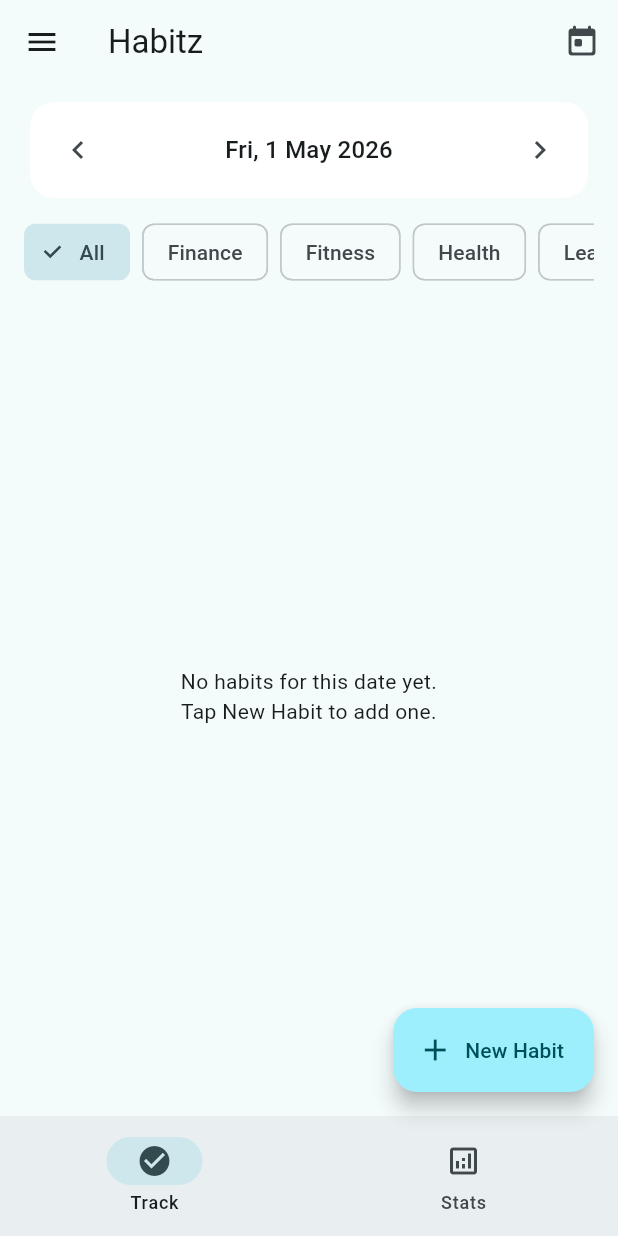
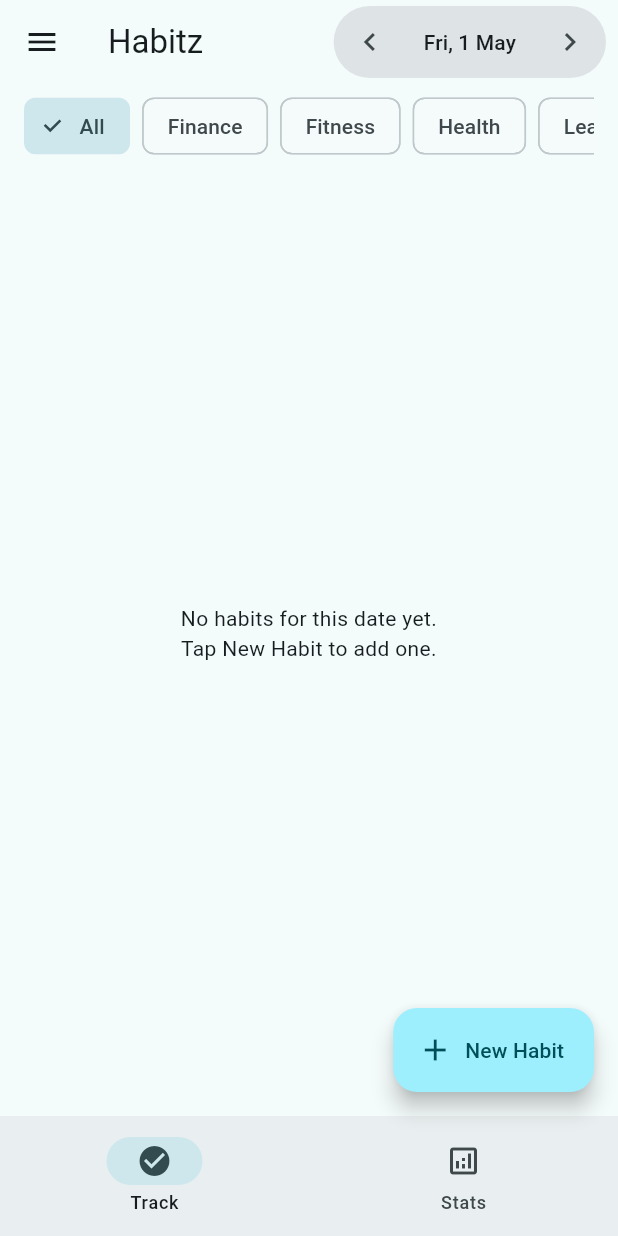
Before and after one commit to dharmikRokad/rootine, a Flutter app: the screen it shows once a user with an empty profile is signed in, on a phone screen of 412 x 824 dp. Run offline on Flutter 3.47's test engine with Material 3 defaults, Android fonts, the phone set to English and light mode, and no system bars; our stand-ins replace cloud_firestore, firebase_auth, firebase_core, fl_chart, flutter_riverpod, google_sign_in; accounts and stored records are empty.

Commit message:
Refactor track tab layout and add day switcher for date navigation
Co-authored-by: Copilot <copilot@github.com>

```diff
--- a/lib/features/habits/presentation/home/track_tab.dart
+++ b/lib/features/habits/presentation/home/track_tab.dart
@@ -14,8 +14,6 @@ class _TrackTab extends ConsumerWidget {
       padding: const EdgeInsets.fromLTRB(16, 8, 16, 16),
       child: Column(
         children: [
-          _DateHeader(date: date),
-          const SizedBox(height: 12),
           const _CategoryFilterBar(),
           const SizedBox(height: 12),
           Expanded(
@@ -48,7 +46,9 @@ class _TrackTab extends ConsumerWidget {
                         isDone: isDone,
                         categoryName: categoryById[habit.categoryId]?.name,
                         onChanged: (value) {
-                          ref.read(habitActionsProvider).setCompleted(
+                          ref
+                              .read(habitActionsProvider)
+                              .setCompleted(
                                 habitId: habit.id,
                                 date: date,
                                 isDone: value,
@@ -64,7 +64,7 @@ class _TrackTab extends ConsumerWidget {
                         onDelete: () async {
                           final shouldDelete =
                               await _confirmDeleteHabit(context, habit.name) ??
-                                  false;
+                              false;
                           if (!shouldDelete) {
                             return;
                           }
@@ -168,51 +168,6 @@ class _CategoryFilterBar extends ConsumerWidget {
   }
 }
 
-class _DateHeader extends ConsumerWidget {
-  const _DateHeader({required this.date});
-
-  final DateTime date;
-
-  @override
-  Widget build(BuildContext context, WidgetRef ref) {
-    final format = DateFormat('EEE, d MMM yyyy');
-
-    return Card(
-      child: Padding(
-        padding: const EdgeInsets.symmetric(horizontal: 8, vertical: 8),
-        child: Row(
-          children: [
-            IconButton(
-              onPressed: () {
-                ref.read(selectedDateProvider.notifier).state = normalizeDate(
-                  date.subtract(const Duration(days: 1)),
-                );
-              },
-              icon: const Icon(Icons.chevron_left),
-            ),
-            Expanded(
-              child: Center(
-                child: Text(
-                  format.format(date),
-                  style: Theme.of(context).textTheme.titleMedium,
-                ),
-              ),
-            ),
-            IconButton(
-              onPressed: () {
-                ref.read(selectedDateProvider.notifier).state = normalizeDate(
-                  date.add(const Duration(days: 1)),
-                );
-              },
-              icon: const Icon(Icons.chevron_right),
-            ),
-          ],
-        ),
-      ),
-    );
-  }
-}
-
 class _HabitTile extends StatelessWidget {
   const _HabitTile({
     required this.habit,
--- a/lib/features/habits/presentation/home_page.dart
+++ b/lib/features/habits/presentation/home_page.dart
@@ -33,6 +33,7 @@ class _HabitsHomePageState extends ConsumerState<HabitsHomePage> {
   @override
   Widget build(BuildContext context) {
     final user = ref.watch(authStateProvider).valueOrNull;
+    final selectedDate = ref.watch(selectedDateProvider);
     final categoriesBootstrap = ref.watch(categoriesBootstrapProvider);
 
     return Scaffold(
@@ -84,10 +85,19 @@ class _HabitsHomePageState extends ConsumerState<HabitsHomePage> {
       appBar: AppBar(
         title: const Text('Habitz'),
         actions: [
-          IconButton(
-            tooltip: 'Today',
-            icon: const Icon(Icons.today_rounded),
-            onPressed: () {
+          _DaySwitcher(
+            date: selectedDate,
+            onPrevious: () {
+              ref.read(selectedDateProvider.notifier).state = normalizeDate(
+                selectedDate.subtract(const Duration(days: 1)),
+              );
+            },
+            onNext: () {
+              ref.read(selectedDateProvider.notifier).state = normalizeDate(
+                selectedDate.add(const Duration(days: 1)),
+              );
+            },
+            onToday: () {
               ref.read(selectedDateProvider.notifier).state = normalizeDate(
                 DateTime.now(),
               );
@@ -166,3 +176,59 @@ class _HabitsHomePageState extends ConsumerState<HabitsHomePage> {
     return 'User ${uid.substring(0, short)}';
   }
 }
+
+class _DaySwitcher extends StatelessWidget {
+  const _DaySwitcher({
+    required this.date,
+    required this.onPrevious,
+    required this.onNext,
+    required this.onToday,
+  });
+
+  final DateTime date;
+  final VoidCallback onPrevious;
+  final VoidCallback onNext;
+  final VoidCallback onToday;
+
+  @override
+  Widget build(BuildContext context) {
+    final format = DateFormat('EEE, d MMM');
+
+    return Padding(
+      padding: const EdgeInsets.only(right: 8),
+      child: Material(
+        color: Theme.of(context).colorScheme.surfaceContainerHighest,
+        borderRadius: BorderRadius.circular(999),
+        child: Row(
+          mainAxisSize: MainAxisSize.min,
+          children: [
+            IconButton(
+              tooltip: 'Previous day',
+              icon: const Icon(Icons.chevron_left),
+              onPressed: onPrevious,
+            ),
+            InkWell(
+              borderRadius: BorderRadius.circular(999),
+              onTap: onToday,
+              child: Padding(
+                padding: const EdgeInsets.symmetric(
+                  horizontal: 12,
+                  vertical: 8,
+                ),
+                child: Text(
+                  format.format(date),
+                  style: Theme.of(context).textTheme.labelLarge,
+                ),
+              ),
+            ),
+            IconButton(
+              tooltip: 'Next day',
+              icon: const Icon(Icons.chevron_right),
+              onPressed: onNext,
+            ),
+          ],
+        ),
+      ),
+    );
+  }
+}
```
